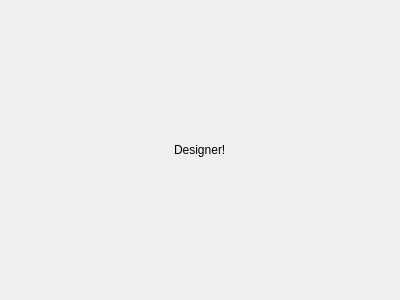
This is forms/filterdesigner.ui in bjornrd/FilterDesigner as Qt 5 draws it before an edit. The edited form follows.
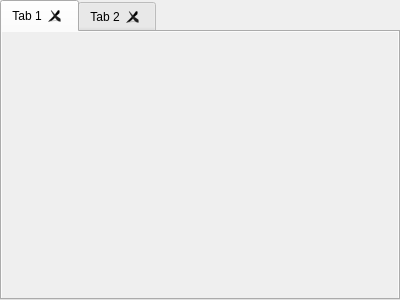
This is the edited form.

Diff of the .ui file:
```diff
--- a/forms/filterdesigner.ui
+++ b/forms/filterdesigner.ui
@@ -14,13 +14,62 @@
    <string>Form</string>
   </property>
   <layout class="QGridLayout" name="gridLayout_2">
+   <property name="leftMargin">
+    <number>0</number>
+   </property>
+   <property name="topMargin">
+    <number>0</number>
+   </property>
+   <property name="rightMargin">
+    <number>0</number>
+   </property>
+   <property name="bottomMargin">
+    <number>0</number>
+   </property>
+   <property name="spacing">
+    <number>0</number>
+   </property>
    <item row="0" column="0">
     <layout class="QGridLayout" name="gridLayout">
-     <item row="0" column="0" alignment="Qt::AlignHCenter">
-      <widget class="QLabel" name="label">
-       <property name="text">
-        <string>Designer!</string>
+     <item row="0" column="0">
+      <widget class="QTabWidget" name="tabWidget">
+       <property name="autoFillBackground">
+        <bool>true</bool>
        </property>
+       <property name="tabShape">
+        <enum>QTabWidget::Rounded</enum>
+       </property>
+       <property name="currentIndex">
+        <number>0</number>
+       </property>
+       <property name="elideMode">
+        <enum>Qt::ElideNone</enum>
+       </property>
+       <property name="documentMode">
+        <bool>false</bool>
+       </property>
+       <property name="tabsClosable">
+        <bool>true</bool>
+       </property>
+       <property name="movable">
+        <bool>true</bool>
+       </property>
+       <widget class="QWidget" name="tab">
+        <property name="autoFillBackground">
+         <bool>true</bool>
+        </property>
+        <attribute name="title">
+         <string>Tab 1</string>
+        </attribute>
+       </widget>
+       <widget class="QWidget" name="tab_2">
+        <property name="autoFillBackground">
+         <bool>true</bool>
+        </property>
+        <attribute name="title">
+         <string>Tab 2</string>
+        </attribute>
+       </widget>
       </widget>
      </item>
     </layout>
```
